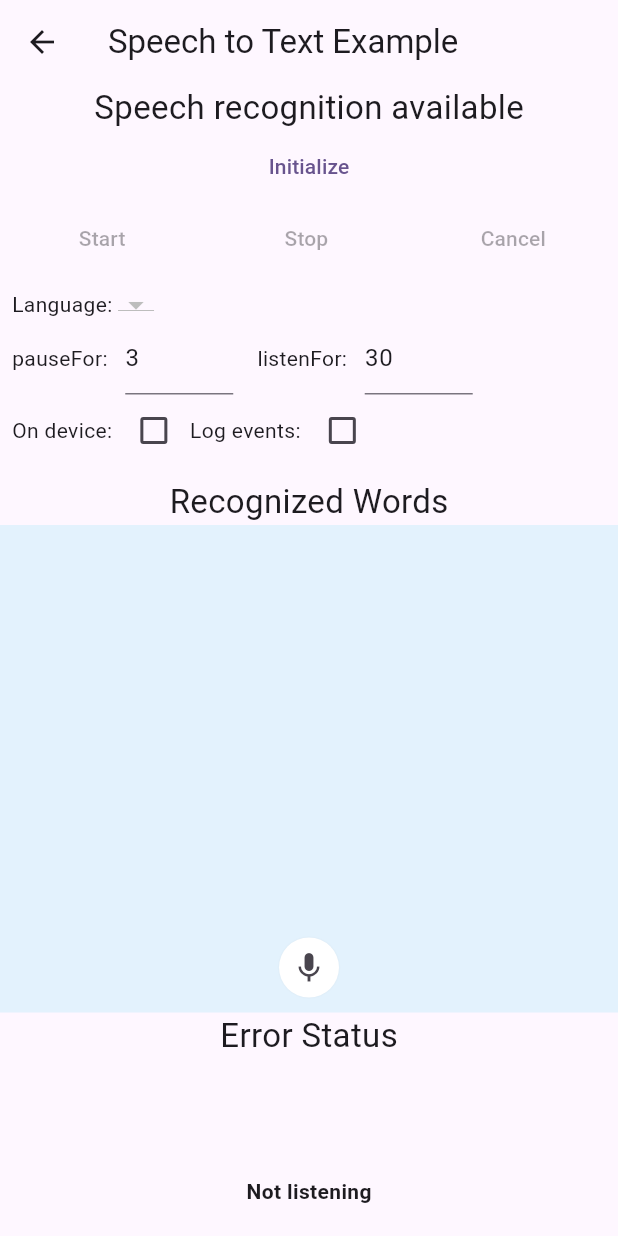
After one commit to muhammadarslannasr/pagination_with_multiple_list_scroll_to_top_flutter_app, a Flutter app: the SpeechToTextExampleScreen screen opened directly, on a phone screen of 412 x 824 dp. The commit adds this screen. Run offline on Flutter 3.47's test engine with Material 3 defaults, Android fonts, the phone set to English and light mode, and no system bars; our stand-ins replace csv, file_picker, fixnum, flutter_credit_card, flutter_masked_text2, image_picker and 3 more; missing offline and left inert: cached_video_player_plus, credit_card_validator, flutter_barcode_scanner, flutter_custom_tabs, flutter_inappwebview, flutter_web_browser and 3 more.

Commit message:
speech to text with hover behind

```diff
--- a/lib/main.dart
+++ b/lib/main.dart
@@ -1,5 +1,7 @@
 import 'package:flutter/material.dart';
 import 'package:flutter_mixup_tries_project/inn_app_web_browser_flutter/flutter_in_app_webview_browser_screen.dart';
+import 'package:flutter_mixup_tries_project/speech_to_text/speech_to_text_example_screen.dart';
+import 'package:flutter_mixup_tries_project/speech_to_text/speech_to_text_screen.dart';
 import 'package:responsive_sizer/responsive_sizer.dart';
 import 'package:pylons_sdk/pylons_sdk.dart';
 
@@ -35,7 +37,7 @@ class MyApp extends StatelessWidget {
         // home: const FlutterBarCodeScannerScreen(),
         // home: const VideoPlayerScreen(),
         // home: const UploadPage(),
-        // home: const SpeechToTextScreen(),
+        home: const SpeechToTextScreen(),
         // home: const InnAppWebBrowserScreen(),
         // home: const PopUpMenuListViewBuilderScreen(),
         // home: const PylonsSdkScreen(),
@@ -43,7 +45,8 @@ class MyApp extends StatelessWidget {
         // home: const CustomPainterExample(),
         // home: const CardValidationsScreen(),
         // home: const FlutterWebBrowserExampleScreen(),
-        home: const FlutterInAppWebViewBrowserScreen(),
+        // home: const FlutterInAppWebViewBrowserScreen(),
+        // home: const SpeechToTextExampleScreen(),
       );
     });
   }
--- a/lib/speech_to_text/speech_api.dart
+++ b/lib/speech_to_text/speech_api.dart
@@ -5,11 +5,17 @@ class SpeechApi {
 
   static Future<bool> toggleRecording({
     required Function(String text) onResult,
+    required Function(double level) onSoundLevelChange,
   }) async {
     final isAvailable = await _speech.initialize();
 
     if (isAvailable) {
-      _speech.listen(onResult: (value) => onResult(value.recognizedWords));
+      _speech.listen(
+        onResult: (value) => onResult(
+          value.recognizedWords,
+        ),
+        onSoundLevelChange: (level) => onSoundLevelChange(level),
+      );
     }
 
     return isAvailable;
--- /dev/null
+++ b/lib/speech_to_text/speech_to_text_example_screen.dart
@@ -0,0 +1,507 @@
+import 'dart:math';
+
+import 'package:flutter/material.dart';
+import 'package:speech_to_text/speech_recognition_error.dart';
+import 'package:speech_to_text/speech_recognition_result.dart';
+import 'package:speech_to_text/speech_to_text.dart';
+
+class SpeechToTextExampleScreen extends StatefulWidget {
+  const SpeechToTextExampleScreen({super.key});
+
+  @override
+  State<SpeechToTextExampleScreen> createState() => _SpeechToTextExampleScreenState();
+}
+
+class _SpeechToTextExampleScreenState extends State<SpeechToTextExampleScreen> {
+  bool _hasSpeech = false;
+  bool _logEvents = false;
+  bool _onDevice = false;
+  final TextEditingController _pauseForController = TextEditingController(text: '3');
+  final TextEditingController _listenForController = TextEditingController(text: '30');
+  double level = 0.0;
+  double minSoundLevel = 50000;
+  double maxSoundLevel = -50000;
+  String lastWords = '';
+  String lastError = '';
+  String lastStatus = '';
+  String _currentLocaleId = '';
+  List<LocaleName> _localeNames = [];
+  final SpeechToText speech = SpeechToText();
+
+  @override
+  void initState() {
+    super.initState();
+  }
+
+  /// This initializes SpeechToText. That only has to be done
+  /// once per application, though calling it again is harmless
+  /// it also does nothing. The UX of the sample app ensures that
+  /// it can only be called once.
+  Future<void> initSpeechState() async {
+    _logEvent('Initialize');
+    try {
+      var hasSpeech = await speech.initialize(
+        onError: errorListener,
+        onStatus: statusListener,
+        debugLogging: _logEvents,
+      );
+      if (hasSpeech) {
+        // Get the list of languages installed on the supporting platform so they
+        // can be displayed in the UI for selection by the user.
+        _localeNames = await speech.locales();
+
+        var systemLocale = await speech.systemLocale();
+        _currentLocaleId = systemLocale?.localeId ?? '';
+      }
+      if (!mounted) return;
+
+      setState(() {
+        _hasSpeech = hasSpeech;
+      });
+    } catch (e) {
+      setState(() {
+        lastError = 'Speech recognition failed: ${e.toString()}';
+        _hasSpeech = false;
+      });
+    }
+  }
+
+
+  @override
+  Widget build(BuildContext context) {
+    return Scaffold(
+      appBar: AppBar(
+        title: const Text('Speech to Text Example'),
+      ),
+      body: Column(
+        children: [
+
+          const HeaderWidget(),
+
+          Column(
+            children: [
+
+              InitSpeechWidget(_hasSpeech, initSpeechState),
+              SpeechControlWidget(_hasSpeech, speech.isListening,
+                  startListening, stopListening, cancelListening),
+
+              SessionOptionsWidget(
+                _currentLocaleId,
+                _switchLang,
+                _localeNames,
+                _logEvents,
+                _switchLogging,
+                _pauseForController,
+                _listenForController,
+                _onDevice,
+                _switchOnDevice,
+              ),
+
+            ],
+          ),
+
+          Expanded(
+            flex: 4,
+            child: RecognitionResultsWidget(lastWords: lastWords, level: level),
+          ),
+          Expanded(
+            flex: 1,
+            child: ErrorWidget(lastError: lastError),
+          ),
+          SpeechStatusWidget(speech: speech),
+
+        ],
+      ),
+    );
+  }
+
+  // This is called each time the users wants to start a new speech
+  // recognition session
+  void startListening() {
+    _logEvent('start listening');
+    lastWords = '';
+    lastError = '';
+    final pauseFor = int.tryParse(_pauseForController.text);
+    final listenFor = int.tryParse(_listenForController.text);
+    final options = SpeechListenOptions(
+        onDevice: _onDevice,
+        listenMode: ListenMode.confirmation,
+        cancelOnError: true,
+        partialResults: true,
+        autoPunctuation: true,
+        enableHapticFeedback: true);
+    // Note that `listenFor` is the maximum, not the minimum, on some
+    // systems recognition will be stopped before this value is reached.
+    // Similarly `pauseFor` is a maximum not a minimum and may be ignored
+    // on some devices.
+    speech.listen(
+      onResult: resultListener,
+      listenFor: Duration(seconds: listenFor ?? 30),
+      pauseFor: Duration(seconds: pauseFor ?? 3),
+      localeId: _currentLocaleId,
+      onSoundLevelChange: soundLevelListener,
+      listenOptions: options,
+    );
+    setState(() {});
+  }
+
+  void stopListening() {
+    _logEvent('stop');
+    speech.stop();
+    setState(() {
+      level = 0.0;
+    });
+  }
+
+  void cancelListening() {
+    _logEvent('cancel');
+    speech.cancel();
+    setState(() {
+      level = 0.0;
+    });
+  }
+
+  /// This callback is invoked each time new recognition results are
+  /// available after `listen` is called.
+  void resultListener(SpeechRecognitionResult result) {
+    _logEvent(
+        'Result listener final: ${result.finalResult}, words: ${result.recognizedWords}');
+    setState(() {
+      lastWords = '${result.recognizedWords} - ${result.finalResult}';
+    });
+  }
+
+  void soundLevelListener(double level) {
+    minSoundLevel = min(minSoundLevel, level);
+    maxSoundLevel = max(maxSoundLevel, level);
+    // _logEvent('sound level $level: $minSoundLevel - $maxSoundLevel ');
+    setState(() {
+      this.level = level;
+    });
+  }
+
+  void errorListener(SpeechRecognitionError error) {
+    _logEvent(
+        'Received error status: $error, listening: ${speech.isListening}');
+    setState(() {
+      lastError = '${error.errorMsg} - ${error.permanent}';
+    });
+  }
+
+  void statusListener(String status) {
+    _logEvent(
+        'Received listener status: $status, listening: ${speech.isListening}');
+    setState(() {
+      lastStatus = status;
+    });
+  }
+
+  void _switchLang(selectedVal) {
+    setState(() {
+      _currentLocaleId = selectedVal;
+    });
+    debugPrint(selectedVal);
+  }
+
+  void _logEvent(String eventDescription) {
+    if (_logEvents) {
+      var eventTime = DateTime.now().toIso8601String();
+      debugPrint('$eventTime $eventDescription');
+    }
+  }
+
+  void _switchLogging(bool? val) {
+    setState(() {
+      _logEvents = val ?? false;
+    });
+  }
+
+  void _switchOnDevice(bool? val) {
+    setState(() {
+      _onDevice = val ?? false;
+    });
+  }
+}
+
+/// Displays the most recently recognized words and the sound level.
+class RecognitionResultsWidget extends StatelessWidget {
+  const RecognitionResultsWidget({
+    Key? key,
+    required this.lastWords,
+    required this.level,
+  }) : super(key: key);
+
+  final String lastWords;
+  final double level;
+
+  @override
+  Widget build(BuildContext context) {
+    return Column(
+      children: <Widget>[
+        const Center(
+          child: Text(
+            'Recognized Words',
+            style: TextStyle(fontSize: 22.0),
+          ),
+        ),
+        Expanded(
+          child: Stack(
+            children: <Widget>[
+              Container(
+                color: Theme.of(context).secondaryHeaderColor,
+                child: Center(
+                  child: Text(
+                    lastWords,
+                    textAlign: TextAlign.center,
+                  ),
+                ),
+              ),
+              Positioned.fill(
+                bottom: 10,
+                child: Align(
+                  alignment: Alignment.bottomCenter,
+                  child: Container(
+                    width: 40,
+                    height: 40,
+                    alignment: Alignment.center,
+                    decoration: BoxDecoration(
+                      boxShadow: [
+                        BoxShadow(
+                            blurRadius: .26,
+                            spreadRadius: level * 1.5,
+                            color: Colors.black.withOpacity(.05))
+                      ],
+                      color: Colors.white,
+                      borderRadius: const BorderRadius.all(Radius.circular(50)),
+                    ),
+                    child: IconButton(
+                      icon: const Icon(Icons.mic),
+                      onPressed: () {},
+                    ),
+                  ),
+                ),
+              ),
+            ],
+          ),
+        ),
+      ],
+    );
+  }
+}
+
+class HeaderWidget extends StatelessWidget {
+  const HeaderWidget({
+    Key? key,
+  }) : super(key: key);
+
+  @override
+  Widget build(BuildContext context) {
+    return const Center(
+      child: Text(
+        'Speech recognition available',
+        style: TextStyle(fontSize: 22.0),
+      ),
+    );
+  }
+}
+
+/// Display the current error status from the speech
+/// recognizer
+class ErrorWidget extends StatelessWidget {
+  const ErrorWidget({
+    Key? key,
+    required this.lastError,
+  }) : super(key: key);
+
+  final String lastError;
+
+  @override
+  Widget build(BuildContext context) {
+    return Column(
+      children: <Widget>[
+        const Center(
+          child: Text(
+            'Error Status',
+            style: TextStyle(fontSize: 22.0),
+          ),
+        ),
+        Center(
+          child: Text(lastError),
+        ),
+      ],
+    );
+  }
+}
+
+/// Controls to start and stop speech recognition
+class SpeechControlWidget extends StatelessWidget {
+  const SpeechControlWidget(this.hasSpeech, this.isListening,
+      this.startListening, this.stopListening, this.cancelListening,
+      {Key? key})
+      : super(key: key);
+
+  final bool hasSpeech;
+  final bool isListening;
+  final void Function() startListening;
+  final void Function() stopListening;
+  final void Function() cancelListening;
+
+  @override
+  Widget build(BuildContext context) {
+    return Row(
+      mainAxisAlignment: MainAxisAlignment.spaceAround,
+      children: <Widget>[
+        TextButton(
+          onPressed: !hasSpeech || isListening ? null : startListening,
+          child: const Text('Start'),
+        ),
+        TextButton(
+          onPressed: isListening ? stopListening : null,
+          child: const Text('Stop'),
+        ),
+        TextButton(
+          onPressed: isListening ? cancelListening : null,
+          child: const Text('Cancel'),
+        )
+      ],
+    );
+  }
+}
+
+class SessionOptionsWidget extends StatelessWidget {
+  const SessionOptionsWidget(
+      this.currentLocaleId,
+      this.switchLang,
+      this.localeNames,
+      this.logEvents,
+      this.switchLogging,
+      this.pauseForController,
+      this.listenForController,
+      this.onDevice,
+      this.switchOnDevice,
+      {Key? key})
+      : super(key: key);
+
+  final String currentLocaleId;
+  final void Function(String?) switchLang;
+  final void Function(bool?) switchLogging;
+  final void Function(bool?) switchOnDevice;
+  final TextEditingController pauseForController;
+  final TextEditingController listenForController;
+  final List<LocaleName> localeNames;
+  final bool logEvents;
+  final bool onDevice;
+
+  @override
+  Widget build(BuildContext context) {
+    return Padding(
+      padding: const EdgeInsets.all(8.0),
+      child: Column(
+        mainAxisAlignment: MainAxisAlignment.spaceBetween,
+        children: <Widget>[
+          Row(
+            children: [
+              const Text('Language: '),
+              DropdownButton<String>(
+                onChanged: (selectedVal) => switchLang(selectedVal),
+                value: currentLocaleId,
+                items: localeNames
+                    .map(
+                      (localeName) => DropdownMenuItem(
+                    value: localeName.localeId,
+                    child: Text(localeName.name),
+                  ),
+                )
+                    .toList(),
+              ),
+            ],
+          ),
+          Row(
+            children: [
+              const Text('pauseFor: '),
+              Container(
+                  padding: const EdgeInsets.only(left: 8),
+                  width: 80,
+                  child: TextFormField(
+                    controller: pauseForController,
+                  )),
+              Container(
+                  padding: const EdgeInsets.only(left: 16),
+                  child: const Text('listenFor: ')),
+              Container(
+                  padding: const EdgeInsets.only(left: 8),
+                  width: 80,
+                  child: TextFormField(
+                    controller: listenForController,
+                  )),
+            ],
+          ),
+          Row(
+            children: [
+              const Text('On device: '),
+              Checkbox(
+                value: onDevice,
+                onChanged: switchOnDevice,
+              ),
+              const Text('Log events: '),
+              Checkbox(
+                value: logEvents,
+                onChanged: switchLogging,
+              ),
+            ],
+          ),
+        ],
+      ),
+    );
+  }
+}
+
+class InitSpeechWidget extends StatelessWidget {
+  const InitSpeechWidget(this.hasSpeech, this.initSpeechState, {Key? key})
+      : super(key: key);
+
+  final bool hasSpeech;
+  final Future<void> Function() initSpeechState;
+
+  @override
+  Widget build(BuildContext context) {
+    return Row(
+      mainAxisAlignment: MainAxisAlignment.spaceAround,
+      children: <Widget>[
+        TextButton(
+          onPressed: hasSpeech ? null : initSpeechState,
+          child: const Text('Initialize'),
+        ),
+      ],
+    );
+  }
+}
+
+/// Display the current status of the listener
+class SpeechStatusWidget extends StatelessWidget {
+  const SpeechStatusWidget({
+    Key? key,
+    required this.speech,
+  }) : super(key: key);
+
+  final SpeechToText speech;
+
+  @override
+  Widget build(BuildContext context) {
+    return Container(
+      padding: const EdgeInsets.symmetric(vertical: 20),
+      color: Theme.of(context).colorScheme.background,
+      child: Center(
+        child: speech.isListening
+            ? const Text(
+          "I'm listening...",
+          style: TextStyle(fontWeight: FontWeight.bold),
+        )
+            : const Text(
+          'Not listening',
+          style: TextStyle(fontWeight: FontWeight.bold),
+        ),
+      ),
+    );
+  }
+}
--- a/lib/speech_to_text/speech_to_text_screen.dart
+++ b/lib/speech_to_text/speech_to_text_screen.dart
@@ -10,6 +10,7 @@ class SpeechToTextScreen extends StatefulWidget {
 
 class _SpeechToTextScreenState extends State<SpeechToTextScreen> {
   String text = 'Press the Button and start speaking';
+  double level = 0.0;
 
   @override
   Widget build(BuildContext context) {
@@ -29,11 +30,18 @@ class _SpeechToTextScreenState extends State<SpeechToTextScreen> {
         ),
       ),
       floatingActionButtonLocation: FloatingActionButtonLocation.centerFloat,
-      floatingActionButton: FloatingActionButton(
-        onPressed: toggleRecording,
-        child: const Icon(
-          Icons.mic_none,
-          size: 36,
+      floatingActionButton: Container(
+        width: 40,
+        height: 40,
+        alignment: Alignment.center,
+        decoration: BoxDecoration(
+          boxShadow: [BoxShadow(blurRadius: .26, spreadRadius: level * 1.5, color: Colors.black.withOpacity(.05))],
+          color: Colors.white,
+          borderRadius: const BorderRadius.all(Radius.circular(50)),
+        ),
+        child: IconButton(
+          icon: const Icon(Icons.mic),
+          onPressed: () => toggleRecording(),
         ),
       ),
     );
@@ -41,5 +49,6 @@ class _SpeechToTextScreenState extends State<SpeechToTextScreen> {
 
   Future toggleRecording() => SpeechApi.toggleRecording(
         onResult: (text) => setState(() => this.text = text),
+        onSoundLevelChange: (level) => setState(() => this.level = level),
       );
 }
```
